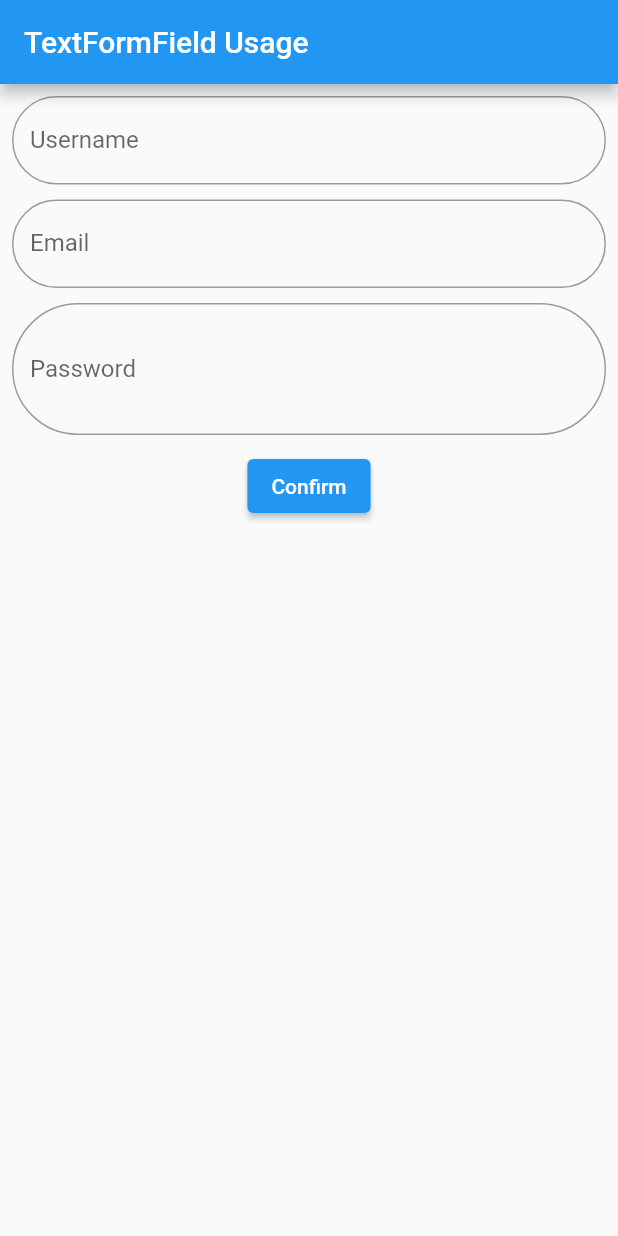
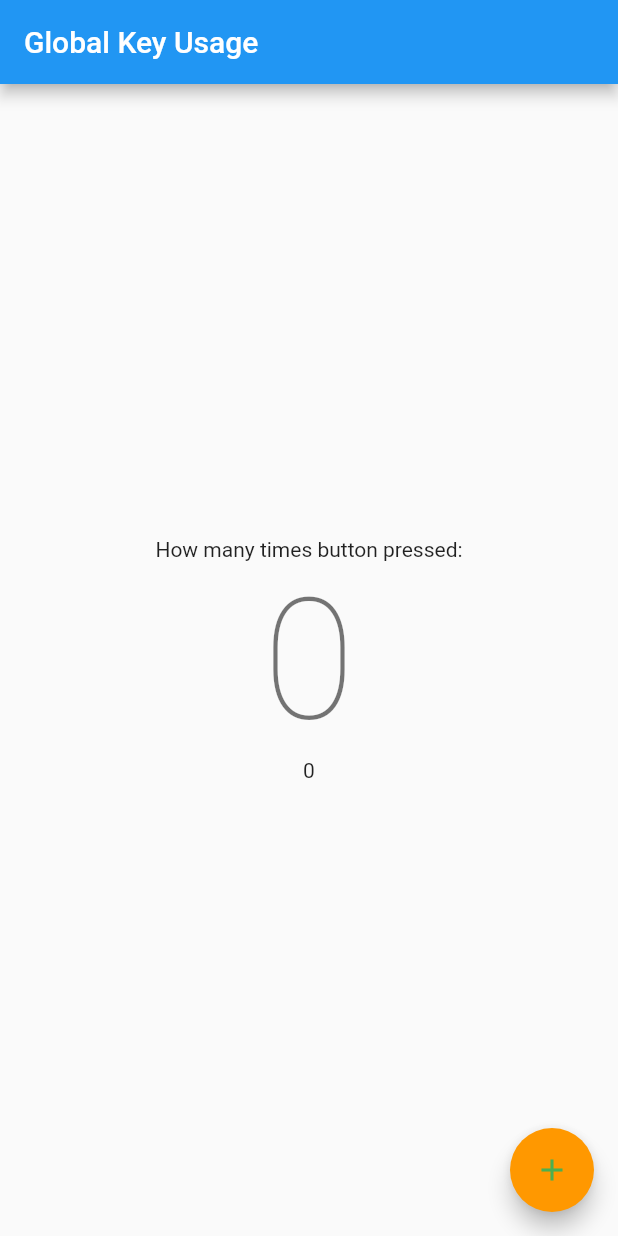
Before and after one commit to Ardasak/learn-flutter, a Flutter app: the screen it shows after launch, on a phone screen of 412 x 824 dp. Run offline on Flutter 3.47's test engine with Material 2 defaults, Android fonts, the light colour scheme and no system bars; our stand-ins replace email_validator, flutter_easyloading, palette_generator.

Commit message:
Global Key Details

```diff
--- /dev/null
+++ b/textfield_features/lib/global_key_usage.dart
@@ -0,0 +1,34 @@
+import 'package:flutter/material.dart';
+import 'package:textfield_features/sayac_state.dart';
+
+class GlobalKeyUsage extends StatelessWidget {
+
+  GlobalKeyUsage({Key? key}) : super(key: key);
+  final sayacWidgetKey = GlobalKey<SayacWidgetState>();
+
+
+  @override
+  Widget build(BuildContext context) {
+    print("1");
+    return Scaffold(
+      appBar: AppBar(
+        title: Text("Global Key Usage"),
+      ),
+      body: Center(
+          child: Column(
+        mainAxisAlignment: MainAxisAlignment.center,
+        children: [Text("How many times button pressed:"), SayacWidget(key: sayacWidgetKey,), Text(sayacWidgetKey.currentState?.counter.toString() ?? "0")],
+      )),
+      floatingActionButton: FloatingActionButton(
+        child: Icon(
+          Icons.add,
+          color: Colors.green,
+        ),
+        backgroundColor: Colors.orange,
+        onPressed: () {
+          sayacWidgetKey.currentState!.arttir();
+        },
+      ),
+    );
+  }
+}
--- a/textfield_features/lib/main.dart
+++ b/textfield_features/lib/main.dart
@@ -1,4 +1,5 @@
 import 'package:flutter/material.dart';
+import 'package:textfield_features/global_key_usage.dart';
 import 'package:textfield_features/text_form_field_usage.dart';
 
 void main() {
@@ -47,7 +48,7 @@ class _MyAppState extends State<MyApp> {
   Widget build(BuildContext context) {
     return MaterialApp(
       debugShowCheckedModeBanner: false,
-      home: TextFormFieldUsage(),
+      home: GlobalKeyUsage(),
     );
   }
 
--- /dev/null
+++ b/textfield_features/lib/sayac_state.dart
@@ -0,0 +1,24 @@
+import 'package:flutter/material.dart';
+
+class SayacWidget extends StatefulWidget {
+  SayacWidget({Key? key}) : super(key: key);
+
+  @override
+  State<SayacWidget> createState() => SayacWidgetState();
+}
+
+class SayacWidgetState extends State<SayacWidget> {
+  int counter = 0;
+  void arttir(){
+    counter++;
+    setState(() {
+
+    });
+  }
+
+  @override
+  Widget build(BuildContext context) {
+    debugPrint(2.toString());
+    return Text(counter.toString(), style: Theme.of(context).textTheme.headline1,);
+  }
+}
--- a/textfield_features/lib/text_form_field_usage.dart
+++ b/textfield_features/lib/text_form_field_usage.dart
@@ -110,7 +110,8 @@ class _TextFormFieldUsageState extends State<TextFormFieldUsage> {
                   },
               ),
               SizedBox(height: 10,),
-              ElevatedButton(onPressed: (){
+              ElevatedButton(
+                onPressed: (){
                 if(_formKey.currentState!.validate()){
                   _formKey.currentState!.save();
                 }
```
Also changed, not shown: textfield_features/lib/sayac.dart (added).
